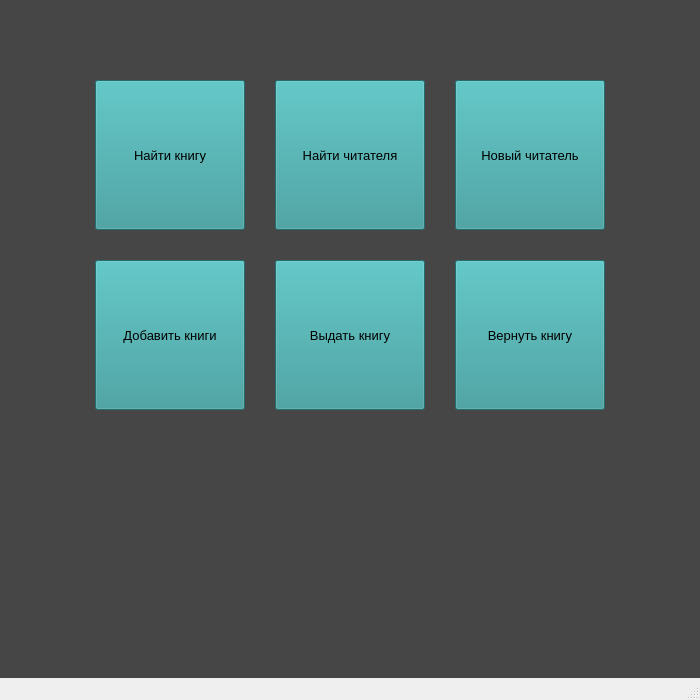
Qt form Librarian.ui (andrejmaznin/library) before a commit.
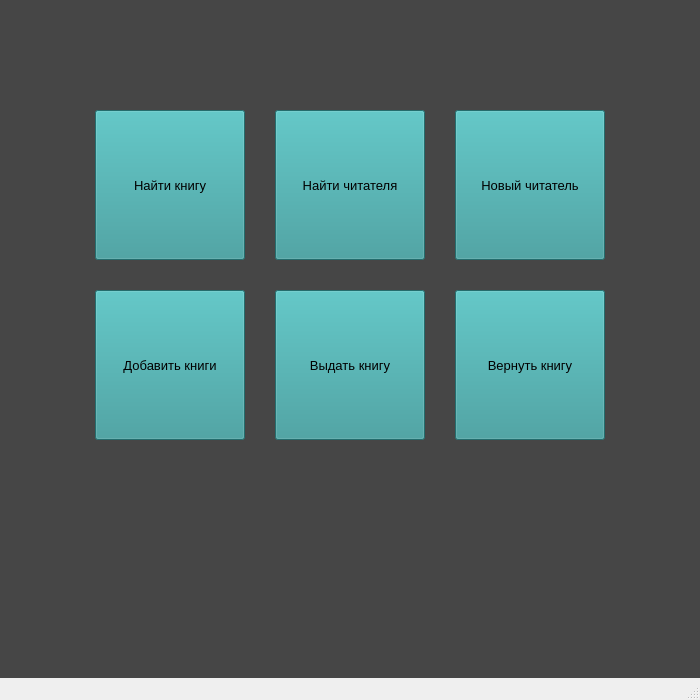
The same form after that commit. Icons and pictures are not drawn.

Commit message: added hotline miami style text

```diff
--- a/Librarian.ui
+++ b/Librarian.ui
@@ -23,6 +23,9 @@
   <property name="windowTitle">
    <string>Библиотека</string>
   </property>
+  <property name="styleSheet">
+   <string notr="true"/>
+  </property>
   <widget class="QWidget" name="centralwidget">
    <property name="palette">
     <palette>
@@ -176,7 +179,7 @@
     <property name="geometry">
      <rect>
       <x>95</x>
-      <y>80</y>
+      <y>110</y>
       <width>150</width>
       <height>150</height>
      </rect>
@@ -212,7 +215,7 @@
     <property name="geometry">
      <rect>
       <x>275</x>
-      <y>80</y>
+      <y>110</y>
       <width>150</width>
       <height>150</height>
      </rect>
@@ -249,7 +252,7 @@
     <property name="geometry">
      <rect>
       <x>455</x>
-      <y>80</y>
+      <y>110</y>
       <width>150</width>
       <height>150</height>
      </rect>
@@ -273,7 +276,7 @@
     <property name="geometry">
      <rect>
       <x>95</x>
-      <y>260</y>
+      <y>290</y>
       <width>150</width>
       <height>150</height>
      </rect>
@@ -297,7 +300,7 @@
     <property name="geometry">
      <rect>
       <x>275</x>
-      <y>260</y>
+      <y>290</y>
       <width>150</width>
       <height>150</height>
      </rect>
@@ -330,7 +333,7 @@
     <property name="geometry">
      <rect>
       <x>455</x>
-      <y>260</y>
+      <y>290</y>
       <width>150</width>
       <height>150</height>
      </rect>
```
Left out of the diff: 20 changed lines with no effect on the pictures. The commit also changes 2 other files.
